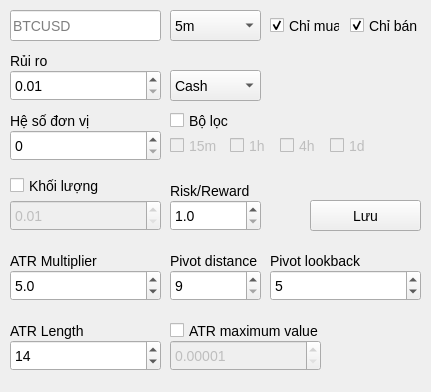
The window that ui/EditWindow.ui (nguyenvantat1182002/rsi-signal-bot) describes before a commit, drawn with Qt 5.
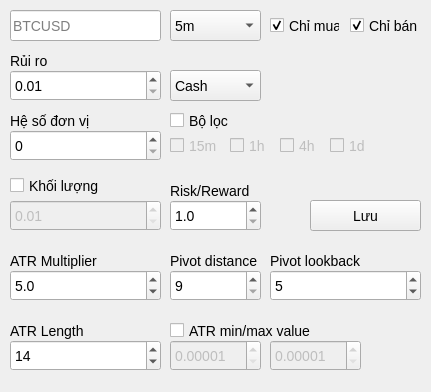
The same window after the commit.

Diff of the .ui file:
```diff
--- a/ui/EditWindow.ui
+++ b/ui/EditWindow.ui
@@ -512,7 +512,7 @@
      <rect>
       <x>170</x>
       <y>320</y>
-      <width>151</width>
+      <width>251</width>
       <height>21</height>
      </rect>
     </property>
@@ -520,7 +520,7 @@
      <cursorShape>PointingHandCursor</cursorShape>
     </property>
     <property name="text">
-     <string>ATR maximum value</string>
+     <string>ATR min/max value</string>
     </property>
    </widget>
    <widget class="QDoubleSpinBox" name="doubleSpinBox_5">
@@ -531,7 +531,29 @@
      <rect>
       <x>170</x>
       <y>340</y>
-      <width>151</width>
+      <width>91</width>
+      <height>31</height>
+     </rect>
+    </property>
+    <property name="decimals">
+     <number>5</number>
+    </property>
+    <property name="minimum">
+     <double>0.000010000000000</double>
+    </property>
+    <property name="singleStep">
+     <double>0.000010000000000</double>
+    </property>
+   </widget>
+   <widget class="QDoubleSpinBox" name="doubleSpinBox_6">
+    <property name="enabled">
+     <bool>false</bool>
+    </property>
+    <property name="geometry">
+     <rect>
+      <x>270</x>
+      <y>340</y>
+      <width>91</width>
       <height>31</height>
      </rect>
     </property>
```
